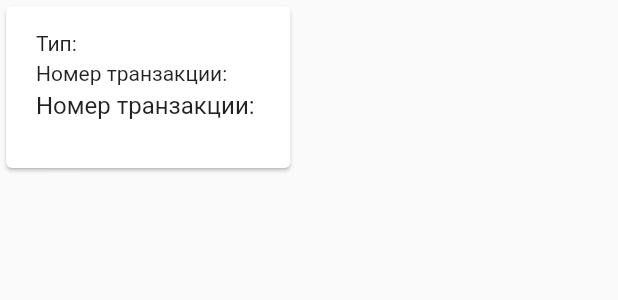
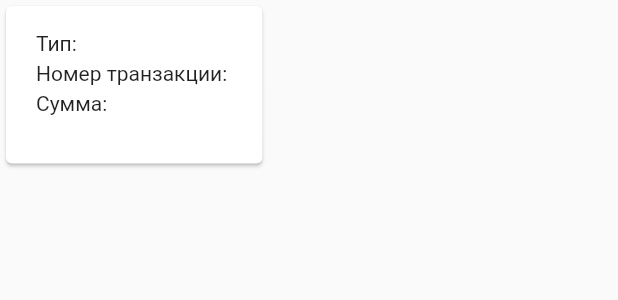
Before and after one commit to CrazyAlarmClock/bpc, a Flutter app: the CustomCard widget shown alone on an empty page, opened directly with empty values, on a phone screen of 412 x 824 dp. Shown: the top 300 px of the screen. Run offline on Flutter 3.47's test engine with Material 2 defaults, Android fonts, the phone set to English and light mode, and no system bars; our stand-ins replace cloud_firestore, pie_chart; missing offline and left inert: cloud_firestore_web, firebase_core_web; accounts and stored records are empty.

Commit message:
fast fix

```diff
--- a/lib/home_page.dart
+++ b/lib/home_page.dart
@@ -96,9 +96,9 @@ class CustomCard extends StatelessWidget {
                   padding: const EdgeInsets.symmetric(
                       horizontal: 20.0, vertical: 2.0),
                   child: Text(
-                    'Номер транзакции: ' + document['sum'].toString() ?? 'NULLLL',
+                    'Сумма: ' + document['sum'].toString() ?? 'NULLLL',
                     style: TextStyle(
-                        fontWeight: FontWeight.normal, fontSize: 16.0),
+                        fontWeight: FontWeight.normal, fontSize: 14.0),
                   ),
                 ),
                 SizedBox(height: 15),
```
